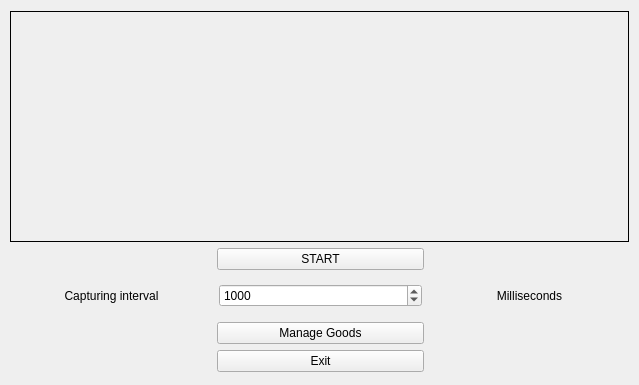
Before: the Qt Designer form exuserscreen.ui in mnxoid/Recognitor, drawn with Qt 5.
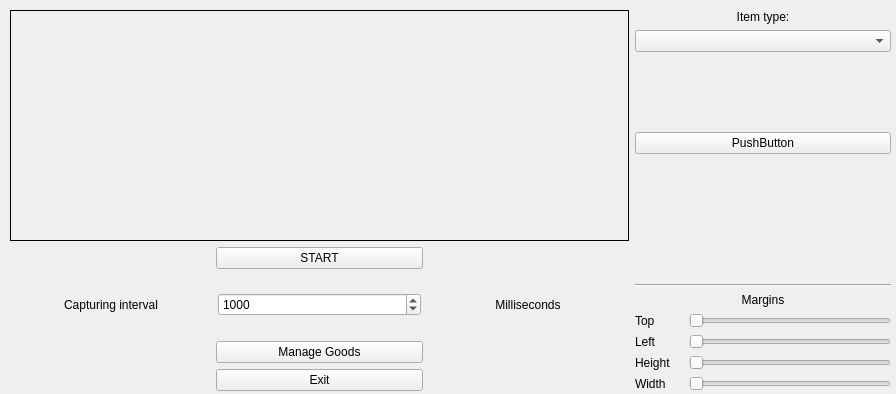
After: the same form once the commit is applied.

Diff of the .ui file:
```diff
--- a/exuserscreen.ui
+++ b/exuserscreen.ui
@@ -6,23 +6,25 @@
    <rect>
     <x>0</x>
     <y>0</y>
-    <width>639</width>
-    <height>385</height>
+    <width>896</width>
+    <height>394</height>
    </rect>
   </property>
   <property name="windowTitle">
    <string>Extended User Mode</string>
   </property>
   <widget class="QWidget" name="centralwidget">
-   <widget class="QWidget" name="layoutWidget">
+   <widget class="QWidget" name="">
     <property name="geometry">
      <rect>
       <x>10</x>
-      <y>11</y>
-      <width>621</width>
-      <height>361</height>
+      <y>10</y>
+      <width>881</width>
+      <height>381</height>
      </rect>
     </property>
+    <layout class="QHBoxLayout" name="horizontalLayout_5">
+     <item>
     <layout class="QVBoxLayout" name="verticalLayout">
       <item>
         <widget class="QLabel" name="label_3">
@@ -218,6 +220,139 @@
           </size>
          </property>
         </spacer>
+         </item>
+        </layout>
+       </item>
+      </layout>
+     </item>
+     <item>
+      <layout class="QVBoxLayout" name="verticalLayout_3">
+       <item>
+        <widget class="QLabel" name="label_9">
+         <property name="text">
+          <string>Item type:</string>
+         </property>
+         <property name="alignment">
+          <set>Qt::AlignCenter</set>
+         </property>
+        </widget>
+       </item>
+       <item>
+        <layout class="QVBoxLayout" name="verticalLayout_2">
+         <item>
+          <widget class="QComboBox" name="comboBox"/>
+         </item>
+         <item>
+          <spacer name="verticalSpacer">
+           <property name="orientation">
+            <enum>Qt::Vertical</enum>
+           </property>
+           <property name="sizeHint" stdset="0">
+            <size>
+             <width>20</width>
+             <height>40</height>
+            </size>
+           </property>
+          </spacer>
+         </item>
+         <item>
+          <widget class="QPushButton" name="pushButton_4">
+           <property name="text">
+            <string>PushButton</string>
+           </property>
+          </widget>
+         </item>
+        </layout>
+       </item>
+       <item>
+        <spacer name="verticalSpacer_2">
+         <property name="orientation">
+          <enum>Qt::Vertical</enum>
+         </property>
+         <property name="sizeHint" stdset="0">
+          <size>
+           <width>20</width>
+           <height>40</height>
+          </size>
+         </property>
+        </spacer>
+       </item>
+       <item>
+        <widget class="Line" name="line">
+         <property name="orientation">
+          <enum>Qt::Horizontal</enum>
+         </property>
+        </widget>
+       </item>
+       <item>
+        <widget class="QLabel" name="label_4">
+         <property name="text">
+          <string>Margins</string>
+         </property>
+         <property name="alignment">
+          <set>Qt::AlignCenter</set>
+         </property>
+        </widget>
+       </item>
+       <item>
+        <layout class="QGridLayout" name="gridLayout">
+         <item row="0" column="0">
+          <widget class="QLabel" name="label_5">
+           <property name="text">
+            <string>Top</string>
+           </property>
+          </widget>
+         </item>
+         <item row="1" column="0" colspan="3">
+          <widget class="QLabel" name="label_6">
+           <property name="text">
+            <string>Left</string>
+           </property>
+          </widget>
+         </item>
+         <item row="1" column="3">
+          <widget class="QSlider" name="horizontalSlider_2">
+           <property name="orientation">
+            <enum>Qt::Horizontal</enum>
+           </property>
+          </widget>
+         </item>
+         <item row="2" column="0">
+          <widget class="QLabel" name="label_7">
+           <property name="text">
+            <string>Height</string>
+           </property>
+          </widget>
+         </item>
+         <item row="3" column="0" colspan="2">
+          <widget class="QLabel" name="label_8">
+           <property name="text">
+            <string>Width</string>
+           </property>
+          </widget>
+         </item>
+         <item row="3" column="3">
+          <widget class="QSlider" name="horizontalSlider_4">
+           <property name="orientation">
+            <enum>Qt::Horizontal</enum>
+           </property>
+          </widget>
+         </item>
+         <item row="2" column="3">
+          <widget class="QSlider" name="horizontalSlider">
+           <property name="orientation">
+            <enum>Qt::Horizontal</enum>
+           </property>
+          </widget>
+         </item>
+         <item row="0" column="3">
+          <widget class="QSlider" name="horizontalSlider_3">
+           <property name="orientation">
+            <enum>Qt::Horizontal</enum>
+           </property>
+          </widget>
+         </item>
+        </layout>
        </item>
       </layout>
      </item>
```
Lines whose indentation alone changed are shown as unchanged.
